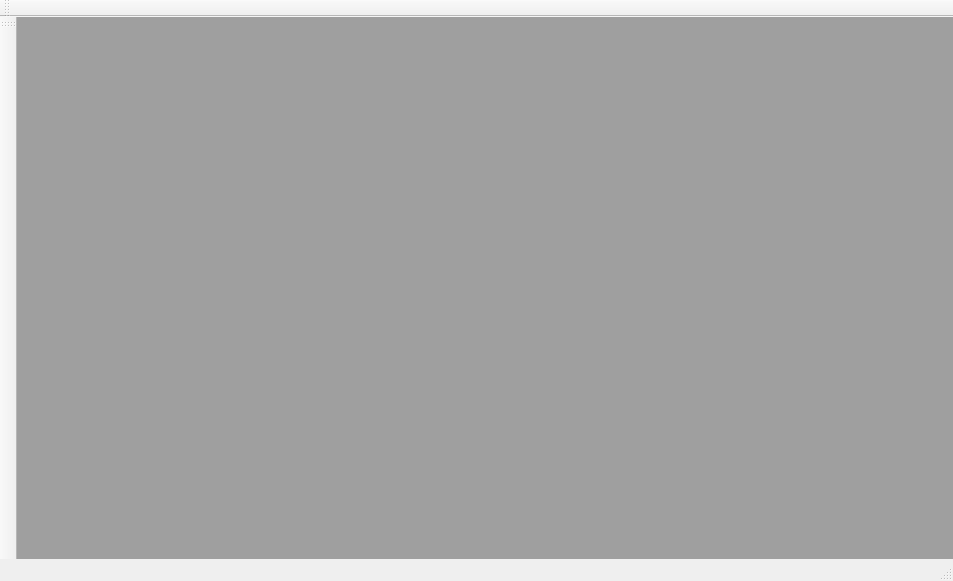
Old version of the form src/qdrawmainwindow.ui in the repository nayyden/ZVector.
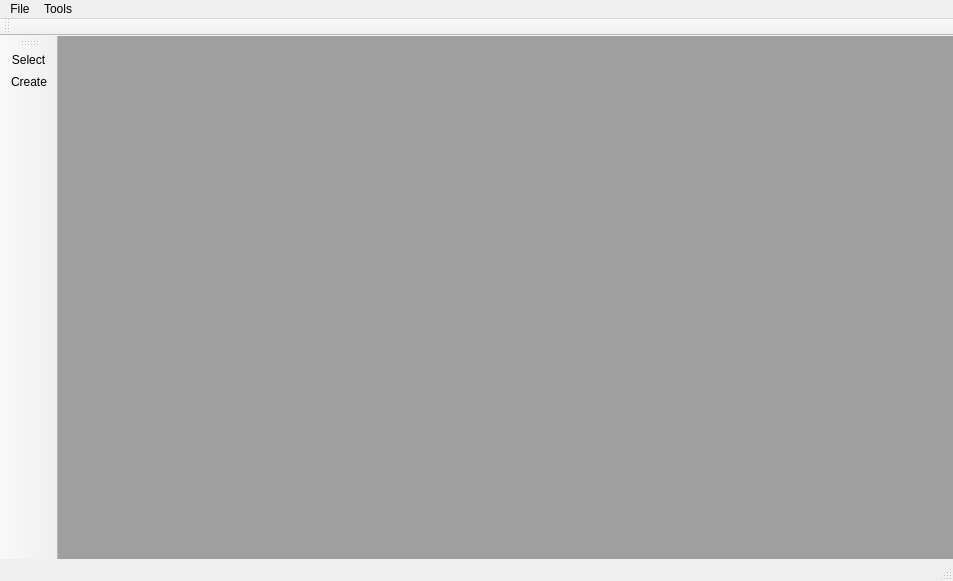
New version of the form. Custom widgets are drawn as their Qt base class.

```diff
--- a/src/qdrawmainwindow.ui
+++ b/src/qdrawmainwindow.ui
@@ -70,10 +70,23 @@
      <height>21</height>
     </rect>
    </property>
+   <widget class="QMenu" name="menuTools">
+    <property name="title">
+     <string>Tools</string>
+    </property>
+   </widget>
+   <widget class="QMenu" name="menuFile">
+    <property name="title">
+     <string>File</string>
+    </property>
+    <addaction name="actionNew"/>
+   </widget>
+   <addaction name="menuFile"/>
+   <addaction name="menuTools"/>
   </widget>
   <widget class="QToolBar" name="operationsBar">
    <attribute name="toolBarArea">
-    <enum>LeftToolBarArea</enum>
+    <enum>TopToolBarArea</enum>
    </attribute>
    <attribute name="toolBarBreak">
     <bool>false</bool>
@@ -85,12 +98,29 @@
     <string>toolBar</string>
    </property>
    <attribute name="toolBarArea">
-    <enum>TopToolBarArea</enum>
+    <enum>LeftToolBarArea</enum>
    </attribute>
    <attribute name="toolBarBreak">
     <bool>false</bool>
    </attribute>
+   <addaction name="actionSelect"/>
+   <addaction name="actionCreate"/>
   </widget>
+  <action name="actionSelect">
+   <property name="text">
+    <string>Select</string>
+   </property>
+  </action>
+  <action name="actionCreate">
+   <property name="text">
+    <string>Create</string>
+   </property>
+  </action>
+  <action name="actionNew">
+   <property name="text">
+    <string>New</string>
+   </property>
+  </action>
  </widget>
  <layoutdefault spacing="6" margin="11"/>
  <customwidgets>
```
